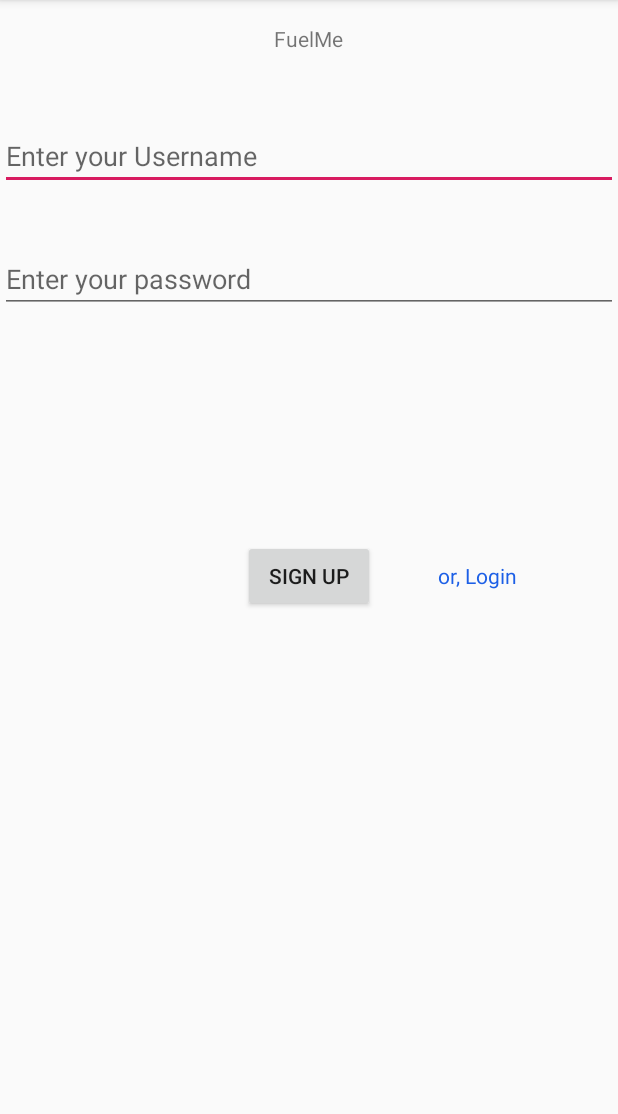
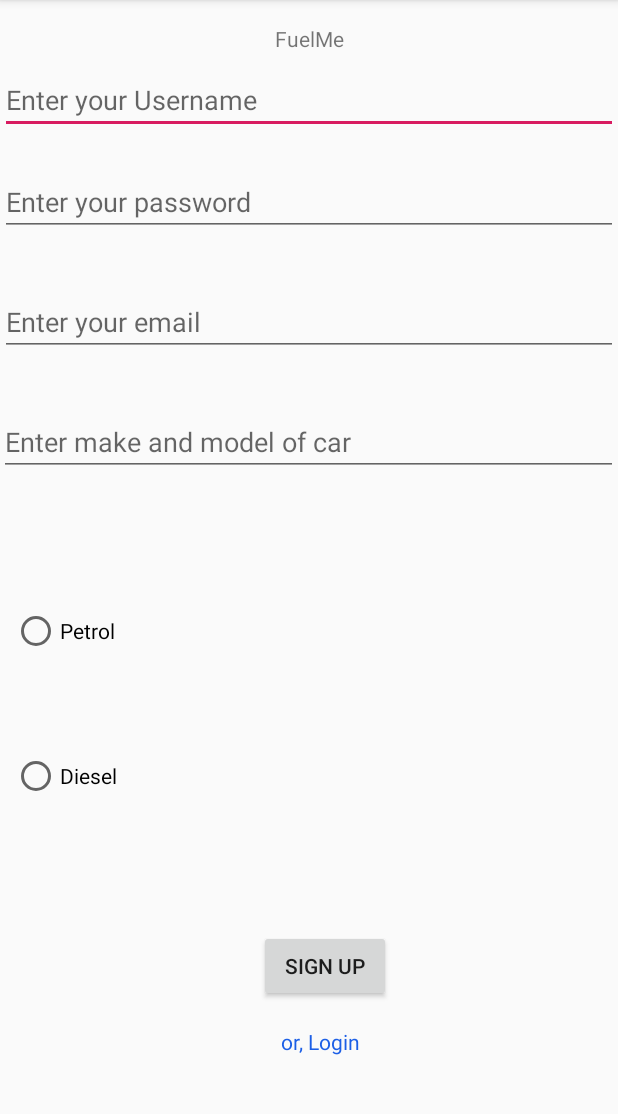
Before and after one commit to Eoghan-oconnor/FinalYearProject, an Android app: the screen it shows after launch (MainActivity), after a tap on "or, Sign up", on a phone screen of 412 x 824 dp, the part 84-1198 px from its top. Run offline under Robolectric (Android 15) with nearby library versions, the phone set to English and light mode, and no system bars; libraries missing offline, so code that uses them is left out: com.parse; 6 statements that could not run were skipped; 3 other taps on this screen came first.

Commit message:
Adding Sign up fields

```diff
--- a/app/src/main/java/com/example/finalyearproject/MainActivity.java
+++ b/app/src/main/java/com/example/finalyearproject/MainActivity.java
@@ -18,6 +18,7 @@ import android.util.Log;
 import android.view.View;
 import android.widget.Button;
 import android.widget.EditText;
+import android.widget.RadioButton;
 import android.widget.TextView;
 import android.widget.Toast;
 
@@ -31,10 +32,15 @@ public class MainActivity extends AppCompatActivity implements View.OnClickListe
     Boolean signUpMode = true;
 
     TextView changeSignUp;
+    Button signUpButton;
+    TextView email;
+    TextView makeModel;
+    RadioButton petrol;
+    RadioButton diesel;
+
+
 
     public void onClick(View view){
-
-        Button signUpButton = (Button) findViewById(R.id.SignUp);
 
         if(view.getId() == R.id.ChangeSignUpMode){
             if(signUpMode){
@@ -42,19 +48,46 @@ public class MainActivity extends AppCompatActivity implements View.OnClickListe
                 signUpMode = false;
                 signUpButton.setText("Login");
                 changeSignUp.setText("or, Sign up");
-
+                email.setVisibility(View.INVISIBLE);
+                makeModel.setVisibility(View.INVISIBLE);
+                diesel.setVisibility(View.INVISIBLE);
+                petrol.setVisibility(View.INVISIBLE);
             } else {
 
                 signUpMode = true;
                 signUpButton.setText("Sign Up");
                 changeSignUp.setText("or, Login");
+                email.setVisibility(View.VISIBLE);
+                makeModel.setVisibility(View.VISIBLE);
+                diesel.setVisibility(View.VISIBLE);
+                petrol.setVisibility(View.VISIBLE);
+            }
 
-            }
+
         }
     }
 
-    // Variables
-    private Button button;
+    public void RadioButtonOnClick(View view) {
+
+        boolean checked = ((RadioButton) view).isChecked();
+
+        switch(view.getId()){
+
+            case R.id.petrol:
+                if(checked){
+                    diesel.setChecked(false);
+                }
+                break;
+            case R.id.diesel:
+                if(checked){
+                    petrol.setChecked(false);
+                }
+                break;
+        }
+
+    }
+
+        // Variables
 
     public void signUp(View view){
 
@@ -73,6 +106,16 @@ public class MainActivity extends AppCompatActivity implements View.OnClickListe
 
                 user.setUsername(username.getText().toString());
                 user.setPassword(password.getText().toString());
+                user.setEmail(email.getText().toString());
+                user.put("makeModel", makeModel.getText().toString());
+
+                if(petrol.isChecked()){
+                    diesel.setChecked(false);
+                    user.put("fuel", "Petrol");
+                } else {
+                    petrol.setChecked(false);
+                    user.put("fuel","Diesel");
+                }
 
                 user.signUpInBackground(new SignUpCallback() {
                     @Override
@@ -116,7 +159,13 @@ public class MainActivity extends AppCompatActivity implements View.OnClickListe
         setContentView(R.layout.activity_main);
 
          changeSignUp = (TextView) findViewById(R.id.ChangeSignUpMode);
+        signUpButton = (Button) findViewById(R.id.SignUp);
+        email = (TextView) findViewById(R.id.emailEditText2);
+        makeModel = (TextView) findViewById(R.id.makeModel);
+        petrol = (RadioButton) findViewById(R.id.petrol);
+        diesel = (RadioButton) findViewById(R.id.diesel);
         changeSignUp.setOnClickListener(this);
+
 
         //username = (TextView) findViewById("userName");
 
--- a/app/src/main/java/com/example/finalyearproject/MapsActivity.java
+++ b/app/src/main/java/com/example/finalyearproject/MapsActivity.java
@@ -6,6 +6,7 @@ import androidx.core.content.ContextCompat;
 import androidx.fragment.app.FragmentActivity;
 
 import android.Manifest;
+import android.annotation.SuppressLint;
 import android.content.Context;
 import android.content.pm.PackageManager;
 import android.location.Location;
@@ -66,6 +67,7 @@ public class MapsActivity extends FragmentActivity implements OnMapReadyCallback
      * it inside the SupportMapFragment. This method will only be triggered once the user has
      * installed Google Play services and returned to the app.
      */
+    @SuppressLint("MissingPermission")
     @Override
     public void onMapReady(GoogleMap googleMap) {
         mMap = googleMap;
--- a/app/src/main/res/layout/activity_main.xml
+++ b/app/src/main/res/layout/activity_main.xml
@@ -1,58 +1,134 @@
 <?xml version="1.0" encoding="utf-8"?>
-<RelativeLayout xmlns:android="http://schemas.android.com/apk/res/android"
-xmlns:app="http://schemas.android.com/apk/res-auto"
-xmlns:tools="http://schemas.android.com/tools"
-android:layout_width="match_parent"
-android:layout_height="match_parent"
-tools:context=".MainActivity">
+<androidx.constraintlayout.widget.ConstraintLayout xmlns:android="http://schemas.android.com/apk/res/android"
+    xmlns:app="http://schemas.android.com/apk/res-auto"
+    xmlns:tools="http://schemas.android.com/tools"
+    android:id="@+id/email"
+    android:layout_width="match_parent"
+    android:layout_height="match_parent"
+    tools:context=".MainActivity">
 
     <TextView
+        android:id="@+id/textView"
         android:layout_width="wrap_content"
         android:layout_height="wrap_content"
-        android:layout_alignParentTop="true"
-        android:layout_centerHorizontal="true"
         android:layout_marginTop="16dp"
-        android:text="FuelMe" />
+        android:text="FuelMe"
+        app:layout_constraintLeft_toLeftOf="parent"
+        app:layout_constraintRight_toRightOf="parent"
+        app:layout_constraintTop_toTopOf="parent" />
 
     <EditText
         android:id="@+id/usernameEditText"
         android:layout_width="match_parent"
         android:layout_height="wrap_content"
-        android:layout_alignParentStart="true"
-        android:layout_alignParentTop="true"
-        android:layout_marginStart="0dp"
-        android:layout_marginTop="81dp"
+        android:layout_marginTop="44dp"
         android:ems="10"
         android:hint="Enter your Username"
-        android:inputType="textPersonName" />
+        android:inputType="textPersonName"
+        app:layout_constraintStart_toStartOf="parent"
+        app:layout_constraintTop_toTopOf="parent" />
 
     <EditText
         android:id="@+id/passwordEditText"
         android:layout_width="match_parent"
         android:layout_height="wrap_content"
-        android:layout_alignParentStart="true"
-        android:layout_alignParentTop="true"
-        android:layout_marginTop="163dp"
+        android:layout_marginTop="112dp"
         android:ems="10"
         android:hint="Enter your password "
-        android:inputType="textPassword" />
+        android:inputType="textPassword"
+        app:layout_constraintStart_toStartOf="parent"
+        app:layout_constraintTop_toTopOf="parent" />
+
+    <EditText
+        android:id="@+id/makeModel"
+        android:layout_width="match_parent"
+        android:layout_height="wrap_content"
+        android:layout_marginStart="-1dp"
+        android:layout_marginTop="272dp"
+        android:ems="10"
+        android:hint="Enter make and model of car"
+        android:inputType="text"
+        app:layout_constraintEnd_toEndOf="parent"
+        app:layout_constraintHorizontal_bias="1.0"
+        app:layout_constraintStart_toStartOf="parent"
+        app:layout_constraintTop_toTopOf="parent" />
+
+    <EditText
+        android:id="@+id/emailEditText2"
+        android:layout_width="match_parent"
+        android:layout_height="wrap_content"
+        android:layout_marginTop="192dp"
+        android:ems="10"
+        android:hint="Enter your email"
+        android:inputType="textEmailAddress"
+        app:layout_constraintStart_toStartOf="parent"
+        app:layout_constraintTop_toTopOf="parent" />
 
     <Button
         android:id="@+id/SignUp"
         android:layout_width="wrap_content"
         android:layout_height="wrap_content"
-        android:layout_centerInParent="true"
+        android:layout_marginBottom="100dp"
         android:onClick="signUp"
-        android:text="Sign up" />
+        android:text="Sign up"
+        app:layout_constraintBottom_toBottomOf="parent"
+        app:layout_constraintHorizontal_bias="0.532"
+        app:layout_constraintLeft_toLeftOf="parent"
+        app:layout_constraintRight_toRightOf="parent" />
 
     <TextView
         android:id="@+id/ChangeSignUpMode"
         android:layout_width="wrap_content"
         android:layout_height="wrap_content"
-        android:layout_alignParentEnd="true"
-        android:layout_centerVertical="true"
-        android:layout_marginEnd="67dp"
+        android:layout_marginEnd="172dp"
+        android:layout_marginBottom="64dp"
         android:text="or, Login"
-        android:textColor="#1C5FE6" />
+        android:textColor="#1C5FE6"
+        app:layout_constraintBottom_toBottomOf="parent"
+        app:layout_constraintEnd_toEndOf="parent"
+        app:layout_constraintLeft_toLeftOf="parent"
+        app:layout_constraintRight_toRightOf="parent" />
 
-</RelativeLayout>
+    <RadioGroup
+        android:id="@+id/rdGroup"
+        android:layout_width="match_parent"
+        android:layout_height="wrap_content"
+        android:layout_below="@+id/makeModel"
+        android:layout_marginEnd="16dp"
+        android:orientation="vertical"
+        app:layout_constraintEnd_toEndOf="parent">
+
+    </RadioGroup>
+
+    <RadioButton
+        android:id="@+id/petrol"
+        android:layout_width="wrap_content"
+        android:layout_height="wrap_content"
+        android:layout_marginStart="8dp"
+        android:layout_marginTop="361dp"
+        android:onClick="RadioButtonOnClick"
+        android:text="Petrol"
+        app:layout_constraintBottom_toBottomOf="parent"
+        app:layout_constraintStart_toStartOf="parent"
+        app:layout_constraintTop_toTopOf="parent"
+        app:layout_constraintVertical_bias="0.115"
+        tools:layout_conversion_absoluteHeight="32dp"
+        tools:layout_conversion_absoluteWidth="70dp" />
+
+    <RadioButton
+        android:id="@+id/diesel"
+        android:layout_width="wrap_content"
+        android:layout_height="wrap_content"
+        android:layout_marginStart="8dp"
+        android:layout_marginTop="469dp"
+        android:onClick="RadioButtonOnClick"
+        android:text="Diesel"
+        app:layout_constraintBottom_toBottomOf="parent"
+        app:layout_constraintStart_toStartOf="parent"
+        app:layout_constraintTop_toTopOf="parent"
+        app:layout_constraintVertical_bias="0.121"
+        tools:layout_conversion_absoluteHeight="32dp"
+        tools:layout_conversion_absoluteWidth="70dp" />
+
+
+</androidx.constraintlayout.widget.ConstraintLayout>
--- a/build.gradle
+++ b/build.gradle
@@ -8,7 +8,7 @@ buildscript {
 
     }
     dependencies {
-        classpath 'com.android.tools.build:gradle:3.5.3'
+        classpath 'com.android.tools.build:gradle:3.6.1'
 
         // NOTE: Do not place your application dependencies here; they belong
         // in the individual module build.gradle files
```
Also changed, not shown: gradle/wrapper/gradle-wrapper.properties.
